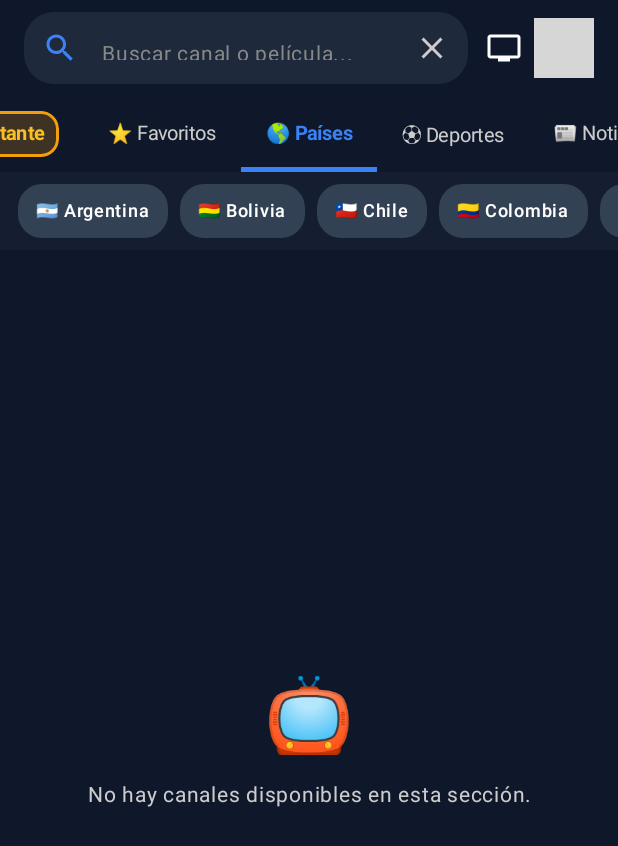
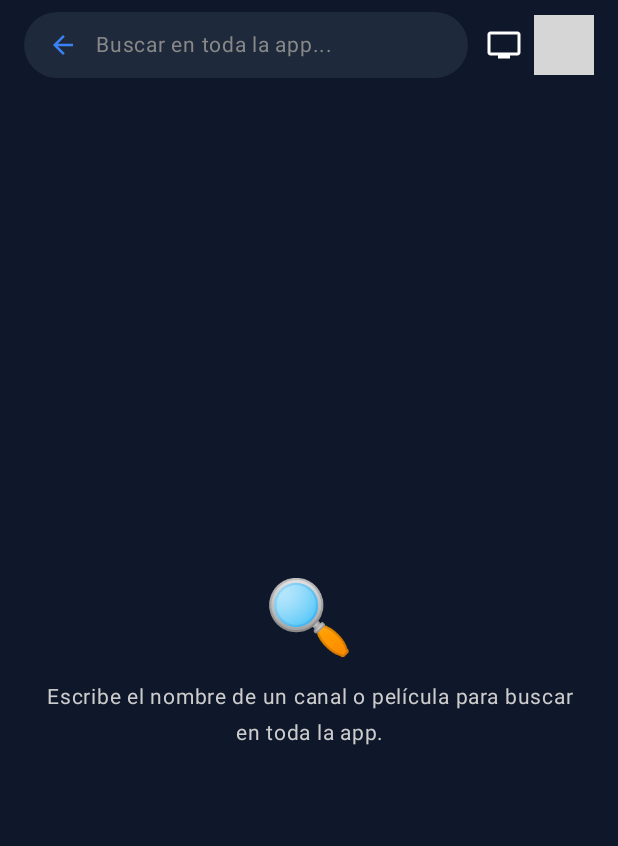
Before and after one commit to RiderCalcina/Chari-IPTV-Cel, an Android app built with Jetpack Compose: the screen it shows after launch (MainActivity), after a tap on "Buscar", on a phone screen of 412 x 824 dp. Shown: the top 846 px of the screen. Run offline under Robolectric (Android 15) with nearby library versions, the phone set to English and light mode, and no system bars; our stand-ins replace Dagger/Hilt's generated code, Room's generated code; libraries missing offline, so code that uses them is left out: androidx.mediarouter.app, coil.decode, com.google.android.gms, okhttp3.dnsoverhttps; network calls fail; pictures from the network do not load; 4 statements that could not run were skipped; grey boxes are pictures that could not be loaded.

Commit message:
feat: busqueda global en toda la app, apertura automatica de teclado, correccion de visor de texto y boton Buscar en TV

```diff
--- a/app/src/main/java/com/example/chariiptv/MainActivity.kt
+++ b/app/src/main/java/com/example/chariiptv/MainActivity.kt
@@ -121,6 +121,10 @@ class MainActivity : FragmentActivity() {
                     gridState.scrollToItem(0)
                 }
 
+                BackHandler(enabled = uiState.isSearchActive) {
+                    viewModel.setSearchActive(false)
+                }
+
                 LaunchedEffect(notificationMessage) {
                     if (notificationMessage != null) {
                         delay(2000)
@@ -134,6 +138,8 @@ class MainActivity : FragmentActivity() {
                             MobileTopBar(
                                 searchQuery = uiState.searchQuery,
                                 onSearchQueryChange = { viewModel.setSearchQuery(it) },
+                                isSearchActive = uiState.isSearchActive,
+                                onSearchActiveChange = { viewModel.setSearchActive(it) },
                                 selectedFilterId = uiState.selectedFilterId,
                                 onFilterSelected = { viewModel.selectFilter(it) },
                                 selectedCountryCode = uiState.selectedCountryCode,
@@ -169,7 +175,7 @@ class MainActivity : FragmentActivity() {
                         val channels = uiState.filteredChannels
                         val isGhibli = uiState.selectedFilterId == "ghibli"
 
-                        if (uiState.isLoading) {
+                        if (uiState.isLoading || (uiState.isSearchActive && uiState.isSearching && channels.isEmpty())) {
                             Box(
                                 modifier = Modifier.fillMaxSize(),
                                 contentAlignment = Alignment.Center
@@ -178,7 +184,7 @@ class MainActivity : FragmentActivity() {
                                     CircularProgressIndicator(color = MobilePrimary, strokeWidth = 3.dp)
                                     Spacer(modifier = Modifier.height(16.dp))
                                     Text(
-                                        text = "Cargando catálogo...",
+                                        text = if (uiState.isSearchActive) "Buscando en toda la app..." else "Cargando catálogo...",
                                         color = Color.LightGray,
                                         fontSize = 14.sp
                                     )
@@ -194,13 +200,15 @@ class MainActivity : FragmentActivity() {
                                     modifier = Modifier.padding(24.dp)
                                 ) {
                                     Text(
-                                        text = if (uiState.searchQuery.isNotEmpty()) "🔍" else "📺",
+                                        text = if (uiState.isSearchActive) "🔍" else "📺",
                                         fontSize = 48.sp
                                     )
                                     Spacer(modifier = Modifier.height(12.dp))
                                     Text(
-                                        text = if (uiState.searchQuery.isNotEmpty()) {
-                                            "No se encontraron resultados para '${uiState.searchQuery}'"
+                                        text = if (uiState.isSearchActive && uiState.searchQuery.isNotEmpty()) {
+                                            "No se encontraron resultados para '${uiState.searchQuery}' en toda la app."
+                                        } else if (uiState.isSearchActive) {
+                                            "Escribe el nombre de un canal o película para buscar en toda la app."
                                         } else if (uiState.selectedFilterId == "fav") {
                                             "Aún no tienes canales favoritos.\nMantén presionado cualquier canal para añadirlo."
                                         } else {
@@ -225,13 +233,17 @@ class MainActivity : FragmentActivity() {
                                     verticalAlignment = Alignment.CenterVertically
                                 ) {
                                     Text(
-                                        text = "${channels.size} ${if (isGhibli) "obras cinematográficas" else "canales activos"}",
+                                        text = if (uiState.isSearchActive && uiState.searchQuery.isNotEmpty()) {
+                                            "${channels.size} resultados encontrados en toda la app"
+                                        } else {
+                                            "${channels.size} ${if (isGhibli) "obras cinematográficas" else "canales activos"}"
+                                        },
                                         color = Color.Gray,
                                         fontSize = 12.sp,
                                         fontWeight = FontWeight.Medium
                                     )
                                     Spacer(modifier = Modifier.weight(1f))
-                                    if (uiState.selectedFilterId == "countries") {
+                                    if (!uiState.isSearchActive && uiState.selectedFilterId == "countries") {
                                         Text(
                                             text = Constants.COUNTRY_FLAGS[uiState.selectedCountryCode] ?: "",
                                             fontSize = 16.sp
--- a/app/src/main/java/com/example/chariiptv/data/local/CachedChannelDao.kt
+++ b/app/src/main/java/com/example/chariiptv/data/local/CachedChannelDao.kt
@@ -14,6 +14,9 @@ interface CachedChannelDao {
     @Query("SELECT * FROM cached_channels WHERE url IN (:urls)")
     suspend fun getChannelsByUrls(urls: List<String>): List<CachedChannel>
 
+    @Query("SELECT * FROM cached_channels WHERE name LIKE '%' || :query || '%'")
+    suspend fun searchCachedChannels(query: String): List<CachedChannel>
+
     @Insert(onConflict = OnConflictStrategy.REPLACE)
     suspend fun insertChannels(channels: List<CachedChannel>)
 
--- a/app/src/main/java/com/example/chariiptv/presentation/TvUiState.kt
+++ b/app/src/main/java/com/example/chariiptv/presentation/TvUiState.kt
@@ -4,6 +4,9 @@ import com.example.chariiptv.domain.Channel
 
 data class TvUiState(
     val channels: List<Channel> = emptyList(),
+    val searchResults: List<Channel> = emptyList(),
+    val isSearching: Boolean = false,
+    val isSearchActive: Boolean = false,
     val favorites: Set<String> = emptySet(),
     val isLoading: Boolean = false,
     val selectedFilterId: String = "fav",
@@ -15,10 +18,9 @@ data class TvUiState(
     val errorMessage: String? = null
 ) {
     val filteredChannels: List<Channel>
-        get() = if (searchQuery.isBlank()) {
+        get() = if (isSearchActive && searchQuery.isNotBlank()) {
+            searchResults
+        } else {
             channels
-        } else {
-            val q = searchQuery.trim().lowercase()
-            channels.filter { it.name.lowercase().contains(q) }
         }
 }
--- a/app/src/main/java/com/example/chariiptv/presentation/TvViewModel.kt
+++ b/app/src/main/java/com/example/chariiptv/presentation/TvViewModel.kt
@@ -34,6 +34,7 @@ class TvViewModel @Inject constructor(
 
     private var hasUserManuallySelectedCountry = false
     private var activeLoadJob: Job? = null
+    private var searchJob: Job? = null
 
     init {
         val savedFilter = prefs.getString("last_filter_id", "fav") ?: "fav"
@@ -104,13 +105,38 @@ class TvViewModel @Inject constructor(
         }
     }
 
+    fun setSearchActive(active: Boolean) {
+        searchJob?.cancel()
+        _uiState.update {
+            it.copy(
+                isSearchActive = active,
+                searchQuery = if (!active) "" else it.searchQuery,
+                searchResults = if (!active) emptyList() else it.searchResults,
+                isSearching = false
+            )
+        }
+    }
+
     fun setSearchQuery(query: String) {
+        val trimmed = query.trim()
         _uiState.update { it.copy(searchQuery = query) }
+        searchJob?.cancel()
+        if (trimmed.isEmpty()) {
+            _uiState.update { it.copy(searchResults = emptyList(), isSearching = false) }
+            return
+        }
+        searchJob = viewModelScope.launch {
+            _uiState.update { it.copy(isSearching = true) }
+            delay(200)
+            val results = repository.searchChannelsGlobally(trimmed)
+            _uiState.update { it.copy(searchResults = results, isSearching = false) }
+        }
     }
 
     fun selectFilter(filterId: String, forceRefresh: Boolean = false) {
+        searchJob?.cancel()
         prefs.edit().putString("last_filter_id", filterId).apply()
-        if (!forceRefresh && _uiState.value.selectedFilterId == filterId && _uiState.value.channels.isNotEmpty()) {
+        if (!forceRefresh && _uiState.value.selectedFilterId == filterId && _uiState.value.channels.isNotEmpty() && !_uiState.value.isSearchActive) {
             return
         }
 
@@ -119,6 +145,9 @@ class TvViewModel @Inject constructor(
                 it.copy(
                     selectedFilterId = "countries",
                     isCountrySubMenuVisible = true,
+                    isSearchActive = false,
+                    searchQuery = "",
+                    searchResults = emptyList(),
                     channels = emptyList(),
                     isLoading = true,
                     errorMessage = null
@@ -132,6 +161,9 @@ class TvViewModel @Inject constructor(
             it.copy(
                 selectedFilterId = filterId,
                 isCountrySubMenuVisible = false,
+                isSearchActive = false,
+                searchQuery = "",
+                searchResults = emptyList(),
                 channels = emptyList(),
                 isLoading = true,
                 errorMessage = null
@@ -141,9 +173,10 @@ class TvViewModel @Inject constructor(
     }
 
     fun selectCountry(countryCode: String, forceRefresh: Boolean = false) {
+        searchJob?.cancel()
         hasUserManuallySelectedCountry = true
         prefs.edit().putString("last_filter_id", "countries").putString("last_country_code", countryCode).apply()
-        if (!forceRefresh && _uiState.value.selectedCountryCode == countryCode && _uiState.value.selectedFilterId == "countries" && _uiState.value.channels.isNotEmpty()) {
+        if (!forceRefresh && _uiState.value.selectedCountryCode == countryCode && _uiState.value.selectedFilterId == "countries" && _uiState.value.channels.isNotEmpty() && !_uiState.value.isSearchActive) {
             return
         }
         _uiState.update {
@@ -151,6 +184,9 @@ class TvViewModel @Inject constructor(
                 selectedFilterId = "countries",
                 selectedCountryCode = countryCode,
                 isCountrySubMenuVisible = true,
+                isSearchActive = false,
+                searchQuery = "",
+                searchResults = emptyList(),
                 channels = emptyList(),
                 isLoading = true,
                 errorMessage = null
--- a/app/src/main/java/com/example/chariiptv/presentation/components/MobileTopBar.kt
+++ b/app/src/main/java/com/example/chariiptv/presentation/components/MobileTopBar.kt
@@ -10,7 +10,11 @@ import androidx.compose.foundation.layout.*
 import androidx.compose.foundation.lazy.LazyRow
 import androidx.compose.foundation.lazy.items
 import androidx.compose.foundation.shape.RoundedCornerShape
+import androidx.compose.foundation.text.BasicTextField
+import androidx.compose.foundation.text.KeyboardActions
+import androidx.compose.foundation.text.KeyboardOptions
 import androidx.compose.material.icons.Icons
+import androidx.compose.material.icons.automirrored.filled.ArrowBack
 import androidx.compose.material.icons.filled.Close
 import androidx.compose.material.icons.filled.Search
 import androidx.compose.material.icons.filled.Tv
@@ -20,8 +24,14 @@ import androidx.compose.runtime.*
 import androidx.compose.ui.Alignment
 import androidx.compose.ui.Modifier
 import androidx.compose.ui.draw.clip
+import androidx.compose.ui.focus.FocusRequester
+import androidx.compose.ui.focus.focusRequester
 import androidx.compose.ui.graphics.Color
+import androidx.compose.ui.graphics.SolidColor
+import androidx.compose.ui.platform.LocalSoftwareKeyboardController
+import androidx.compose.ui.text.TextStyle
 import androidx.compose.ui.text.font.FontWeight
+import androidx.compose.ui.text.input.ImeAction
 import androidx.compose.ui.unit.dp
 import androidx.compose.ui.unit.sp
 import androidx.compose.ui.viewinterop.AndroidView
@@ -32,6 +42,7 @@ import com.example.chariiptv.theme.MobileSurface
 import com.example.chariiptv.theme.MobileSurfaceFocused
 import com.example.chariiptv.util.Constants
 import com.google.android.gms.cast.framework.CastButtonFactory
+import kotlinx.coroutines.delay
 
 private data class NavCategory(
     val id: String,
@@ -58,6 +69,8 @@ private val NAV_CATEGORIES = listOf(
 fun MobileTopBar(
     searchQuery: String,
     onSearchQueryChange: (String) -> Unit,
+    isSearchActive: Boolean = false,
+    onSearchActiveChange: (Boolean) -> Unit = {},
     selectedFilterId: String,
     onFilterSelected: (String) -> Unit,
     selectedCountryCode: String,
@@ -68,7 +81,18 @@ fun MobileTopBar(
     rssNews: String,
     modifier: Modifier = Modifier
 ) {
-    var isSearchActive by remember { mutableStateOf(false) }
+    val focusRequester = remember { FocusRequester() }
+    val keyboardController = LocalSoftwareKeyboardController.current
+
+    LaunchedEffect(isSearchActive) {
+        if (isSearchActive) {
+            delay(120)
+            try {
+                focusRequester.requestFocus()
+                keyboardController?.show()
+            } catch (_: Exception) {}
+        }
+    }
 
     Column(
         modifier = modifier
@@ -84,38 +108,77 @@ fun MobileTopBar(
             verticalAlignment = Alignment.CenterVertically
         ) {
             if (isSearchActive) {
-                TextField(
+                BasicTextField(
                     value = searchQuery,
                     onValueChange = onSearchQueryChange,
-                    placeholder = { Text("Buscar canal o película...", color = Color.Gray, fontSize = 14.sp) },
-                    singleLine = true,
-                    colors = TextFieldDefaults.colors(
-                        focusedContainerColor = MobileSurface,
-                        unfocusedContainerColor = MobileSurface,
-                        focusedTextColor = Color.White,
-                        unfocusedTextColor = Color.White,
-                        cursorColor = MobilePrimary,
-                        focusedIndicatorColor = Color.Transparent,
-                        unfocusedIndicatorColor = Color.Transparent
-                    ),
-                    shape = RoundedCornerShape(20.dp),
-                    leadingIcon = {
-                        Icon(Icons.Default.Search, contentDescription = "Buscar", tint = MobilePrimary)
-                    },
-                    trailingIcon = {
-                        IconButton(onClick = {
-                            if (searchQuery.isNotEmpty()) {
-                                onSearchQueryChange("")
-                            } else {
-                                isSearchActive = false
-                            }
-                        }) {
-                            Icon(Icons.Default.Close, contentDescription = "Cerrar", tint = Color.LightGray)
-                        }
-                    },
                     modifier = Modifier
                         .weight(1f)
-                        .height(48.dp)
+                        .height(44.dp)
+                        .focusRequester(focusRequester),
+                    singleLine = true,
+                    textStyle = TextStyle(
+                        color = Color.White,
+                        fontSize = 15.sp,
+                        fontWeight = FontWeight.Normal
+                    ),
+                    cursorBrush = SolidColor(MobilePrimary),
+                    keyboardOptions = KeyboardOptions(imeAction = ImeAction.Search),
+                    keyboardActions = KeyboardActions(onSearch = {
+                        keyboardController?.hide()
+                    }),
+                    decorationBox = { innerTextField ->
+                        Row(
+                            modifier = Modifier
+                                .fillMaxSize()
+                                .clip(RoundedCornerShape(22.dp))
+                                .background(MobileSurface)
+                                .padding(horizontal = 10.dp),
+                            verticalAlignment = Alignment.CenterVertically
+                        ) {
+                            IconButton(
+                                onClick = {
+                                    keyboardController?.hide()
+                                    onSearchActiveChange(false)
+                                },
+                                modifier = Modifier.size(32.dp)
+                            ) {
+                                Icon(
+                                    imageVector = Icons.AutoMirrored.Filled.ArrowBack,
+                                    contentDescription = "Salir de búsqueda",
+                                    tint = MobilePrimary,
+                                    modifier = Modifier.size(20.dp)
+                                )
+                            }
+                            Spacer(modifier = Modifier.width(6.dp))
+                            Box(
+                                modifier = Modifier.weight(1f),
+                                contentAlignment = Alignment.CenterStart
+                            ) {
+                                if (searchQuery.isEmpty()) {
+                                    Text(
+                                        text = "Buscar en toda la app...",
+                                        color = Color.Gray,
+                                        fontSize = 14.sp,
+                                        maxLines = 1
+                                    )
+                                }
+                                innerTextField()
+                            }
+                            if (searchQuery.isNotEmpty()) {
+                                IconButton(
+                                    onClick = { onSearchQueryChange("") },
+                                    modifier = Modifier.size(32.dp)
+                                ) {
+                                    Icon(
+                                        imageVector = Icons.Default.Close,
+                                        contentDescription = "Limpiar texto",
+                                        tint = Color.LightGray,
+                                        modifier = Modifier.size(18.dp)
+                                    )
+                                }
+                            }
+                        }
+                    }
                 )
             } else {
                 Row(
@@ -144,7 +207,7 @@ fun MobileTopBar(
                     }
                 }
 
-                IconButton(onClick = { isSearchActive = true }) {
+                IconButton(onClick = { onSearchActiveChange(true) }) {
                     Icon(Icons.Default.Search, contentDescription = "Buscar", tint = Color.White)
                 }
             }
@@ -215,7 +278,8 @@ fun MobileTopBar(
             }
         }
 
-        // Fila Desplazable de Categorías
+        // Fila Desplazable de Categorías (se oculta cuando el usuario está en modo búsqueda global)
+        if (!isSearchActive) {
             val selectedCatIndex = NAV_CATEGORIES.indexOfFirst { it.id == selectedFilterId }.coerceAtLeast(0)
             ScrollableTabRow(
                 selectedTabIndex = selectedCatIndex,
@@ -309,3 +373,4 @@ fun MobileTopBar(
             }
         }
     }
+}
```
Also changed, not shown: app/src/main/java/com/example/chariiptv/domain/ChannelRepository.kt (+77 -0 lines), app/src/main/java/com/example/chariiptv/presentation/components/VirtualRemoteSheet.kt (+6 -6 lines), 2 other files. Lines whose indentation alone changed are shown as unchanged.
